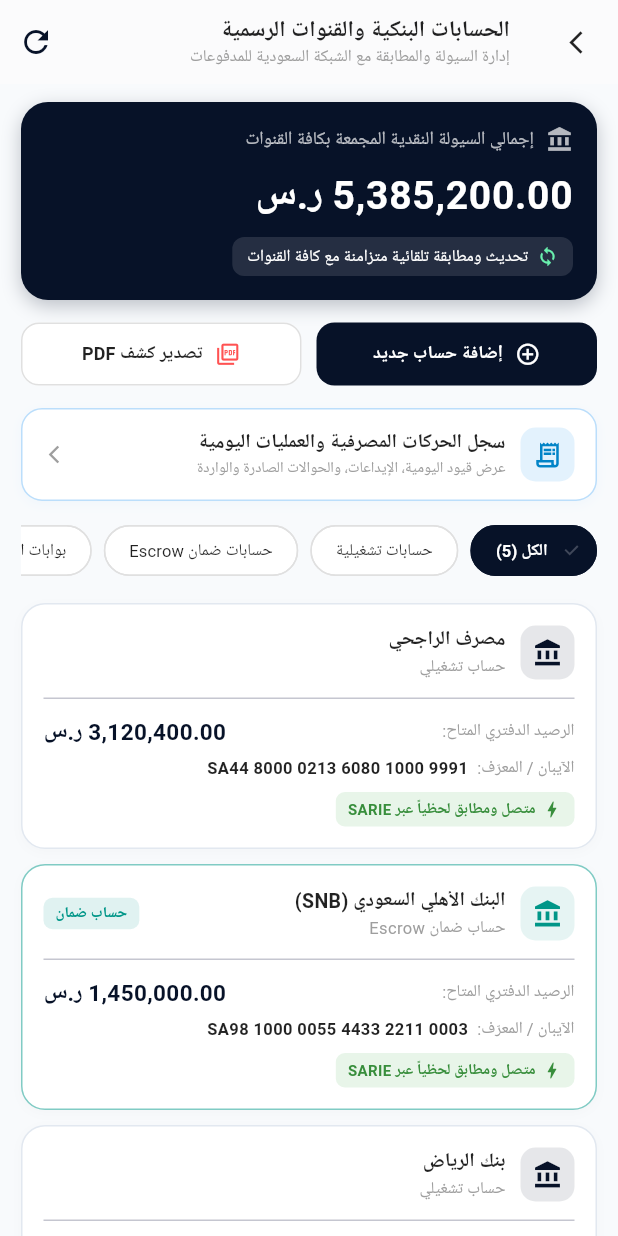
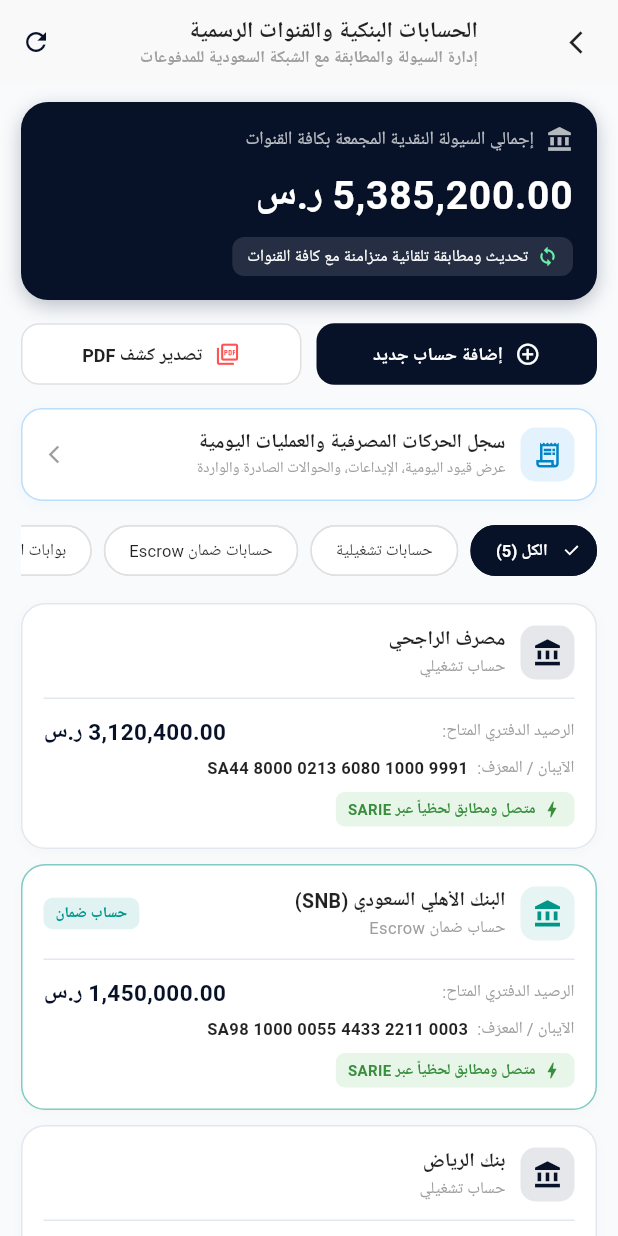
Before and after one commit to codeaurasol2000-lang/borwah-mng, a Flutter app: the screen it shows after launch, after a tap on "تسجيل الدخول", after a tap on "إجمالي السيولة النقدية والضمانات المجمعة", on a phone screen of 412 x 824 dp. Run offline on Flutter 3.47's test engine with Material 3 defaults, Android fonts, the phone set to English and light mode, and no system bars; our stand-ins replace dartz, equatable, flutter_bloc, get_it; Roboto replaces fonts that are missing (Cairo).

Commit message:
refactor: configure global AppTheme and extract AppColors

```diff
--- a/lib/core/constants/app_colors.dart
+++ b/lib/core/constants/app_colors.dart
@@ -3,20 +3,47 @@ import 'package:flutter/material.dart';
 class AppColors {
   // الألوان الأساسية
   static const Color primaryDark = Color(0xFF071228);   // الكحلي الداكن للأزرار والبطاقات الرئيسية
+  static const Color primaryExtraDark = Color(0xFF0F172A); // الكحلي الداكن جدا للبطاقات العلوية
   static const Color background = Color(0xFFF6F8FB);    // رمادي فاتح جداً لخلفية التطبيق
+  static const Color backgroundLight = Color(0xFFF9FAFB); // لون خلفية أفتح للشاشات
   static const Color surface = Colors.white;            // أبيض ناصع للكروت
+  static const Color surfaceLight = Color(0xFFF1F5F9);  // رمادي مزرق فاتح (للخلفيات الداخلية)
+  static const Color surfaceMuted = Color(0xFFFAFAFA);  // لون رمادي خافت جدا للخلفيات الداخلية للبطاقات
+  static const Color surfaceHighlight = Color(0xFFEEF2F6);
   static const Color cardBorder = Color(0xFFE2E8F0);    // لون حدود الكروت الرفيعة
+  static const Color borderLight = Color(0xFFEEEEEE);
+  static const Color borderMedium = Color(0xFFE0E0E0);
 
   // النصوص
   static const Color textPrimary = Color(0xFF0F172A);
   static const Color textSecondary = Color(0xFF64748B);
   static const Color textMuted = Color(0xFF94A3B8);
+  static const Color textMutedDark = Color(0xFF757575);
+  static const Color textSecondaryDark = Color(0xFF616161);
 
-  // الحالات والتنبيهات
+  // الحالات والتنبيهات (الأخضر/النجاح)
   static const Color success = Color(0xFF10B981);       // الأخضر (اعتماد / نشط / ربط فوري)
+  static const Color successLight = Color(0xFFECFDF5);
+  static const Color successBorder = Color(0xFFA7F3D0);
+  static const Color successDark = Color(0xFF047857);
+
+  // الحالات والتنبيهات (البرتقالي/التحذير)
   static const Color warning = Color(0xFFF59E0B);       // البرتقالي (معلق / قيد المراجعة)
+  static const Color warningLight = Color(0xFFFFFBEB);
+  static const Color warningBorder = Color(0xFFFDE68A);
+  static const Color warningDark = Color(0xFFB45309);
+
+  // الحالات والتنبيهات (الأحمر/الخطر)
   static const Color danger = Color(0xFFEF4444);        // الأحمر (تجميد / رفض / احتراز)
-  static const Color dangerLight = Color(0xFFFEE2E2);   // خلفية كروت الخطر الخفيفة
+  static const Color dangerLight = Color(0xFFFEF2F2);   // خلفية كروت الخطر الخفيفة
+  static const Color dangerBorder = Color(0xFFFECACA);
+  static const Color dangerDark = Color(0xFFB91C1C);
+
+  // الحالات والتنبيهات (الأزرق/المعلومات)
   static const Color info = Color(0xFF0284C7);          // الأزرق الإرشادي والتحقق
+  static const Color infoLight = Color(0xFFF0F9FF);
+  static const Color infoBorder = Color(0xFFE0F2FE);
+  static const Color infoDark = Color(0xFF0369A1);
+
   static const Color purple = Color(0xFF6366F1);        // لون محفظة stc pay
 }
--- a/lib/core/theme/app_theme.dart
+++ b/lib/core/theme/app_theme.dart
@@ -0,0 +1,76 @@
+import 'package:flutter/material.dart';
+import '../constants/app_colors.dart';
+
+class AppTheme {
+  static ThemeData get lightTheme {
+    return ThemeData(
+      primaryColor: AppColors.primaryDark,
+      scaffoldBackgroundColor: AppColors.backgroundLight,
+      colorScheme: const ColorScheme.light(
+        primary: AppColors.primaryDark,
+        secondary: AppColors.info,
+        surface: AppColors.surface,
+        error: AppColors.danger,
+        onPrimary: Colors.white,
+        onSecondary: Colors.white,
+        onSurface: AppColors.textPrimary,
+        onError: Colors.white,
+      ),
+      appBarTheme: const AppBarTheme(
+        backgroundColor: AppColors.surface,
+        elevation: 0.5,
+        scrolledUnderElevation: 0,
+        centerTitle: true,
+        iconTheme: IconThemeData(color: AppColors.primaryDark),
+        actionsIconTheme: IconThemeData(color: AppColors.primaryDark),
+        titleTextStyle: TextStyle(
+          color: AppColors.textPrimary,
+          fontWeight: FontWeight.bold,
+          fontSize: 16,
+          fontFamily: 'Cairo', // Assuming an Arabic font is used, modify if needed
+        ),
+      ),
+      textTheme: const TextTheme(
+        bodyLarge: TextStyle(color: AppColors.textPrimary),
+        bodyMedium: TextStyle(color: AppColors.textPrimary),
+        bodySmall: TextStyle(color: AppColors.textSecondary),
+        titleLarge: TextStyle(color: AppColors.primaryDark, fontWeight: FontWeight.bold),
+        titleMedium: TextStyle(color: AppColors.primaryDark, fontWeight: FontWeight.bold),
+        titleSmall: TextStyle(color: AppColors.textPrimary, fontWeight: FontWeight.bold),
+      ),
+      elevatedButtonTheme: ElevatedButtonThemeData(
+        style: ElevatedButton.styleFrom(
+          backgroundColor: AppColors.primaryDark,
+          foregroundColor: Colors.white,
+          elevation: 0,
+          padding: const EdgeInsets.symmetric(vertical: 12, horizontal: 16),
+          shape: RoundedRectangleBorder(
+            borderRadius: BorderRadius.circular(10),
+          ),
+          textStyle: const TextStyle(fontWeight: FontWeight.bold, fontSize: 13),
+        ),
+      ),
+      outlinedButtonTheme: OutlinedButtonThemeData(
+        style: OutlinedButton.styleFrom(
+          foregroundColor: AppColors.primaryDark,
+          side: const BorderSide(color: AppColors.cardBorder),
+          backgroundColor: AppColors.surface,
+          padding: const EdgeInsets.symmetric(vertical: 12, horizontal: 16),
+          shape: RoundedRectangleBorder(
+            borderRadius: BorderRadius.circular(10),
+          ),
+          textStyle: const TextStyle(fontWeight: FontWeight.bold, fontSize: 13),
+        ),
+      ),
+      dividerTheme: const DividerThemeData(
+        color: AppColors.cardBorder,
+        thickness: 1,
+        space: 20,
+      ),
+      iconTheme: const IconThemeData(
+        color: AppColors.primaryDark,
+        size: 20,
+      ),
+    );
+  }
+}
--- a/lib/features/presentation/screens/finance_dashboard_screen.dart
+++ b/lib/features/presentation/screens/finance_dashboard_screen.dart
@@ -20,16 +20,13 @@ class FinanceDashboardScreen extends StatelessWidget {
       child: Directionality(
         textDirection: TextDirection.rtl,
         child: Scaffold(
-          backgroundColor: AppColors.background,
+          backgroundColor: Theme.of(context).scaffoldBackgroundColor,
           appBar: AppBar(
-            backgroundColor: Colors.white,
-            elevation: 0,
-            scrolledUnderElevation: 0,
             titleSpacing: 0,
             leading: const Padding(
               padding: EdgeInsets.all(8.0),
               child: CircleAvatar(
-                backgroundColor: Color(0xFFF1F5F9),
+                backgroundColor: AppColors.surfaceLight,
                 child: Icon(Icons.person_outline, color: AppColors.primaryDark),
               ),
             ),
@@ -109,7 +106,7 @@ class FinanceDashboardScreen extends StatelessWidget {
                       Container(
                         padding: const EdgeInsets.symmetric(horizontal: 12, vertical: 10),
                         decoration: BoxDecoration(
-                          color: const Color(0xFFEEF2F6),
+                          color: AppColors.surfaceHighlight,
                           borderRadius: BorderRadius.circular(14),
                         ),
                         child: const Row(
@@ -167,7 +164,7 @@ class FinanceDashboardScreen extends StatelessWidget {
                                   Container(
                                     padding: const EdgeInsets.all(8),
                                     decoration: BoxDecoration(
-                                      color: Colors.white.withOpacity(0.12),
+                                      color: AppColors.surface.withValues(alpha: 0.12),
                                       borderRadius: BorderRadius.circular(10),
                                     ),
                                     child: const Icon(Icons.account_balance, color: Colors.white, size: 20),
--- a/lib/main.dart
+++ b/lib/main.dart
@@ -3,6 +3,7 @@ import 'package:flutter_bloc/flutter_bloc.dart';
 import 'package:flutter_localizations/flutter_localizations.dart';
 
 import 'core/constants/app_colors.dart';
+import 'core/theme/app_theme.dart';
 import 'core/di/injection_container.dart' as di;
 import 'features/auth/presentation/controllers/auth_cubit.dart';
 import 'features/auth/presentation/screens/login_screen.dart';
@@ -50,20 +51,7 @@ class BarwahApp extends StatelessWidget {
           GlobalCupertinoLocalizations.delegate,
         ],
 
-        theme: ThemeData(
-          useMaterial3: true,
-          scaffoldBackgroundColor: AppColors.background,
-          colorScheme: ColorScheme.fromSeed(
-            seedColor: AppColors.primaryDark,
-            primary: AppColors.primaryDark,
-          ),
-          appBarTheme:  AppBarTheme(
-            backgroundColor: Colors.white,
-            elevation: 0,
-            scrolledUnderElevation: 0,
-            centerTitle: false,
-          ),
-        ),
+        theme: AppTheme.lightTheme,
 
         home: LoginScreen(),
       ),
```
